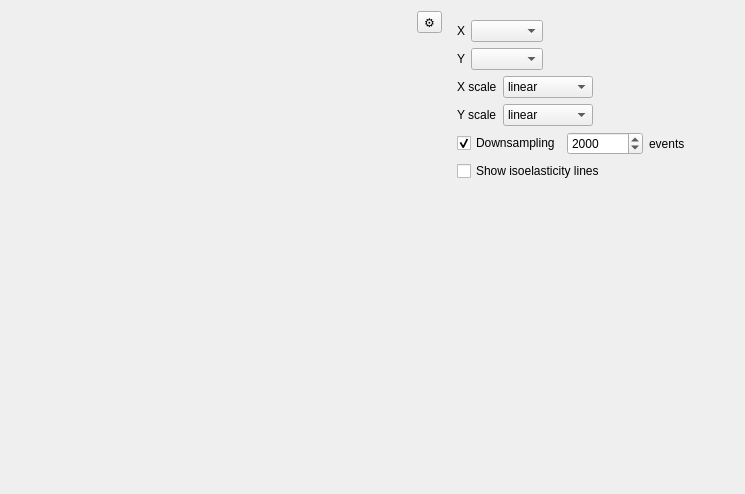
This is shapeout2/gui/quick_view.ui in ZELLMECHANIK-DRESDEN/ShapeOut2 as Qt 5 draws it before an edit. The edited form follows.
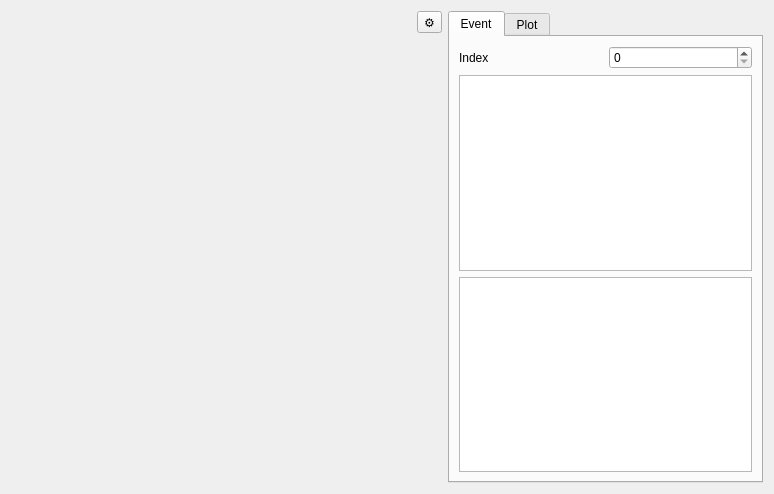
This is the edited form. Custom widgets are drawn as their Qt base class.

Commit message: use tabs in quick view settings and add kde colors to scatter plot

What changed in the file:
```diff
--- a/shapeout2/gui/quick_view.ui
+++ b/shapeout2/gui/quick_view.ui
@@ -6,7 +6,7 @@
    <rect>
     <x>0</x>
     <y>0</y>
-    <width>745</width>
+    <width>774</width>
     <height>494</height>
    </rect>
   </property>
@@ -38,9 +38,43 @@
     </widget>
    </item>
    <item>
-    <widget class="QWidget" name="widget_settings" native="true">
+    <widget class="QTabWidget" name="tabWidget">
+     <property name="currentIndex">
+      <number>0</number>
+     </property>
+     <widget class="QWidget" name="tab_event">
+      <attribute name="title">
+       <string>Event</string>
+      </attribute>
      <layout class="QVBoxLayout" name="verticalLayout">
       <item>
+        <layout class="QHBoxLayout" name="horizontalLayout_3">
+         <item>
+          <widget class="QLabel" name="label_6">
+           <property name="text">
+            <string>Index</string>
+           </property>
+          </widget>
+         </item>
+         <item>
+          <widget class="QSpinBox" name="spinBox"/>
+         </item>
+        </layout>
+       </item>
+       <item>
+        <widget class="QGraphicsView" name="graphicsView_image"/>
+       </item>
+       <item>
+        <widget class="QGraphicsView" name="graphicsView_trace"/>
+       </item>
+      </layout>
+     </widget>
+     <widget class="QWidget" name="tab_plot">
+      <attribute name="title">
+       <string>Plot</string>
+      </attribute>
+      <layout class="QVBoxLayout" name="verticalLayout_2">
+       <item>
        <layout class="QGridLayout" name="gridLayout">
         <item row="0" column="2">
          <widget class="QWidget" name="widget_xrange" native="true">
@@ -202,6 +236,7 @@
       </item>
      </layout>
     </widget>
+    </widget>
    </item>
   </layout>
  </widget>
```
Left out of the diff: 8 changed lines with no effect on the pictures. Lines whose indentation alone changed are shown as unchanged. The commit also changes 2 other files.
